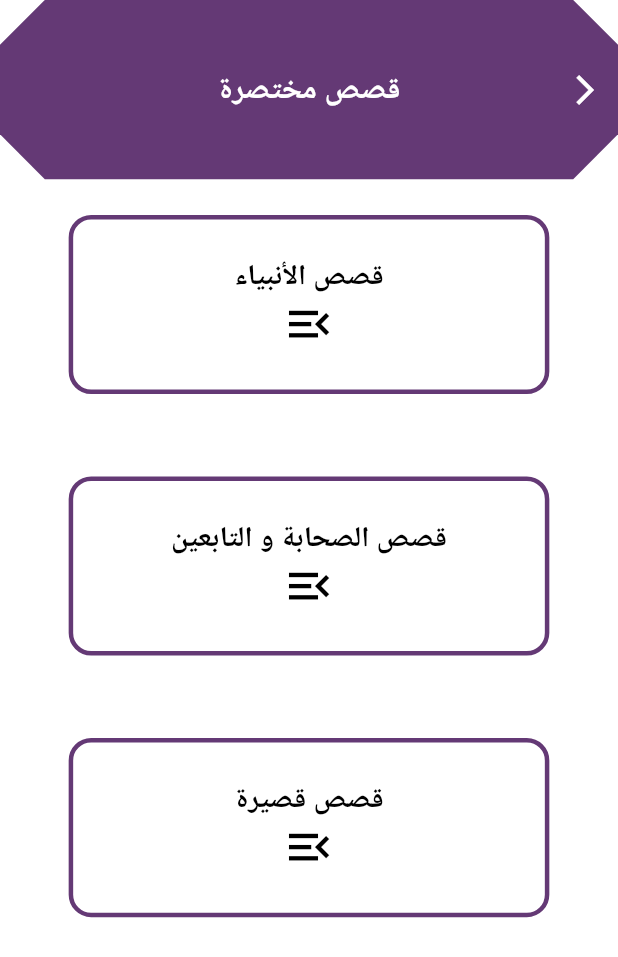
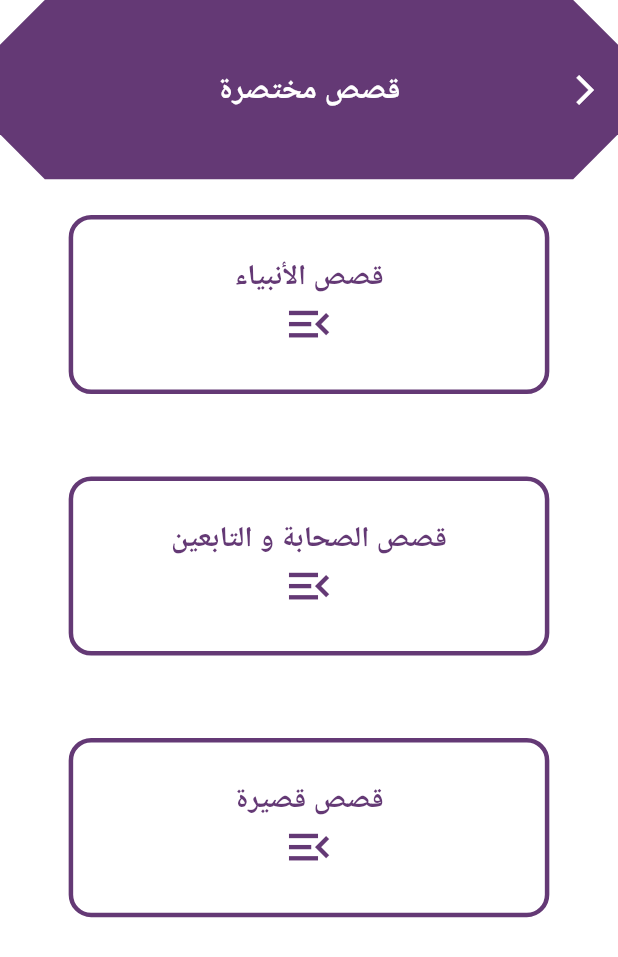
Before and after one commit to Nahed2000/nahed-azkar, a Flutter app: the StoryCategories screen opened by its route, on a phone screen of 412 x 824 dp. Shown: the top 957 px of the screen. Run offline on Flutter 3.47's test engine with Material 2 defaults, Android fonts, the phone set to English and light mode, and no system bars; our stand-ins replace adhan, audioplayers, connectivity_plus, curved_navigation_bar, flutter_bloc, flutter_colorpicker and 10 more; missing offline and left inert: flutter_islamic_icons, flutter_qiblah, media_cache_manager, quran; accounts and stored records are empty.

Commit message:
finish2 app

```diff
--- a/lib/screen/app/story/story_categories.dart
+++ b/lib/screen/app/story/story_categories.dart
@@ -41,13 +41,14 @@ class StoryCategories extends StatelessWidget {
                 Text(
                   DataOfStory.storyItem[index].name,
                   style: TextStyle(
-                      fontSize: 16.h,
-                      color: MyConstant.myBlack,
-                      fontWeight: FontWeight.bold),
+                    fontSize: 16.h,
+                    color: MyConstant.primaryColor,
+                    fontWeight: FontWeight.bold,
+                  ),
                 ),
                 Icon(
                   Icons.menu_open,
-                  color: MyConstant.myBlack,
+                  color: MyConstant.primaryColor,
                   size: 30.h,
                 )
               ],
```
